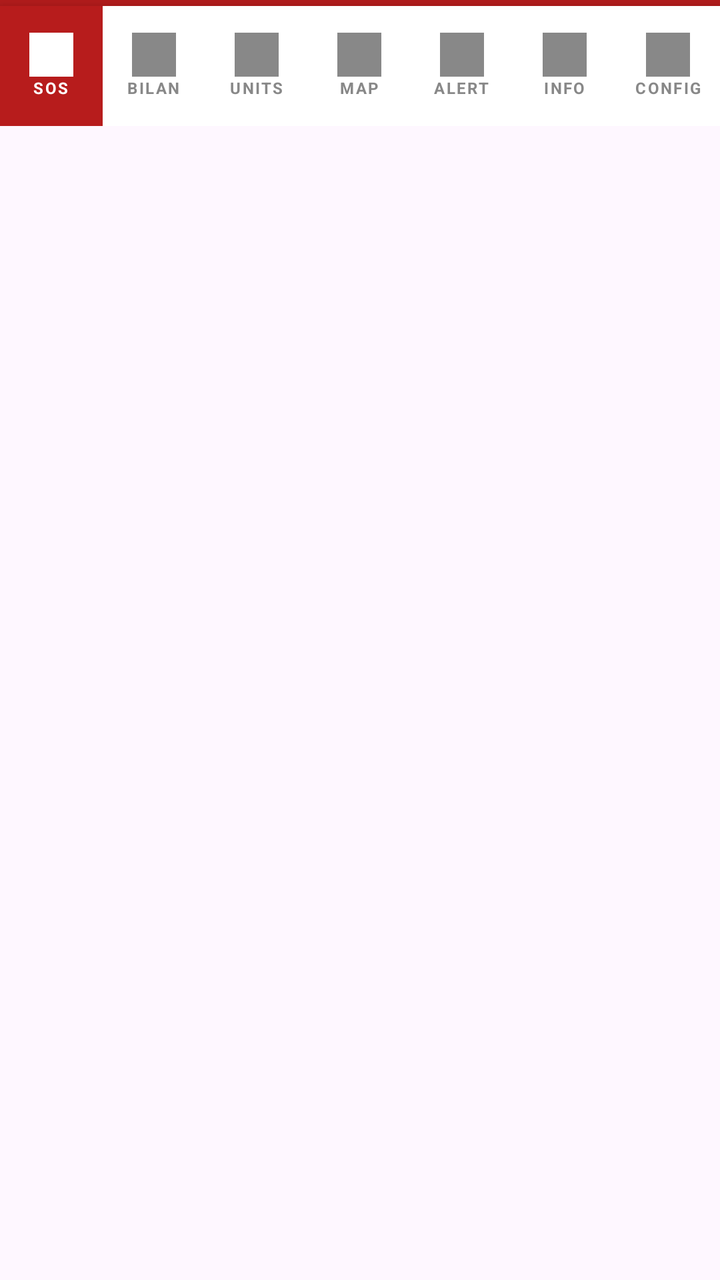
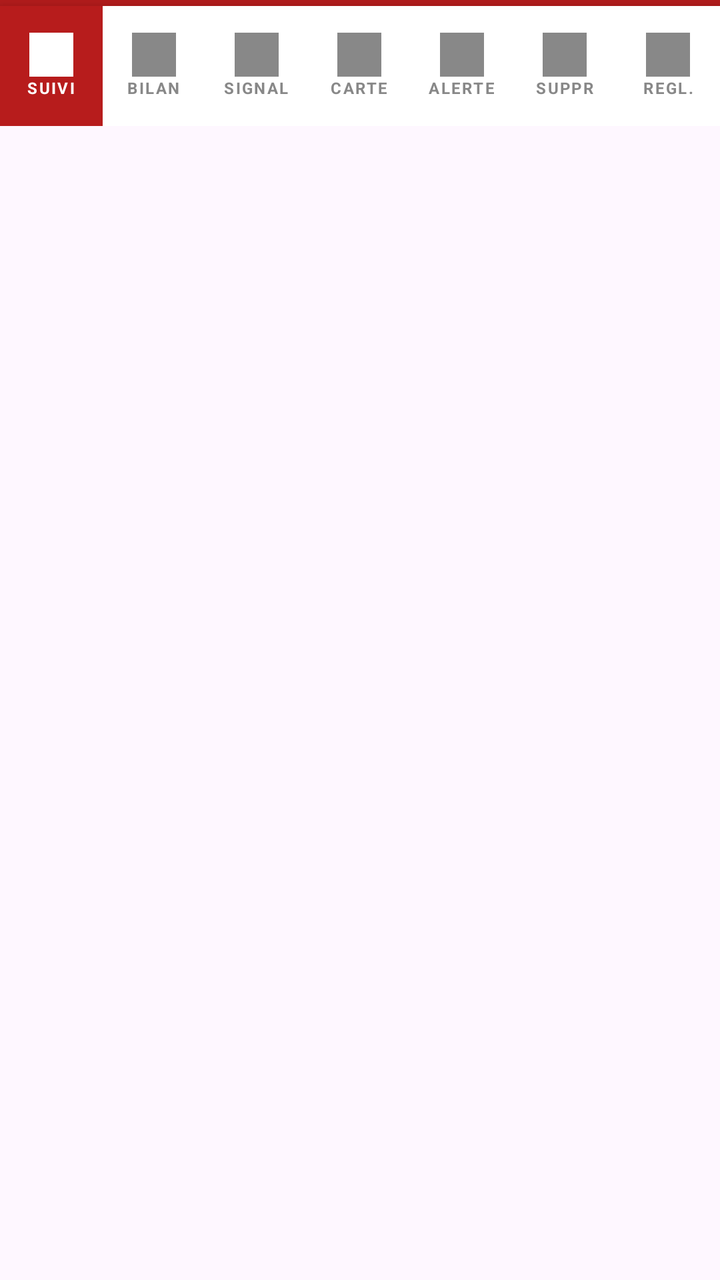

An Android layout rendered at two revisions. The XML below is the earlier revision; the diff shows what the commit changed to produce the second picture.
<!-- AndroidManifest.xml: application theme Theme.MyApplication -->
<!-- res/layout/fragment_menu.xml -->
<?xml version="1.0" encoding="utf-8"?>
<FrameLayout xmlns:android="http://schemas.android.com/apk/res/android"
    xmlns:app="http://schemas.android.com/apk/res-auto"
    xmlns:tools="http://schemas.android.com/tools"
    android:layout_width="match_parent"
    android:layout_height="match_parent"
    tools:context=".menu.MenuFragment">

    <LinearLayout
        android:layout_width="match_parent"
        android:layout_height="wrap_content"
        android:orientation="vertical">

        
        <View
            android:layout_width="match_parent"
            android:layout_height="3dp"
            android:background="#B71C1C" />

        
        <LinearLayout
            android:layout_width="match_parent"
            android:layout_height="60dp"
            android:orientation="horizontal"
            android:background="#FFFFFF"
            android:elevation="8dp">

            
            <LinearLayout
                android:id="@+id/cmp0"
                android:layout_width="0dp"
                android:layout_height="match_parent"
                android:layout_weight="1"
                android:orientation="vertical"
                android:gravity="center"
                android:background="#B71C1C"
                android:padding="6dp">

                <ImageView
                    android:id="@+id/menu_component_0"
                    android:layout_width="22dp"
                    android:layout_height="22dp"
                    android:src="@drawable/menu0"
                    app:tint="#FFFFFF" />

                <TextView
                    android:layout_width="wrap_content"
                    android:layout_height="wrap_content"
                    android:text="SOS"
                    android:textColor="#FFFFFF"
                    android:textSize="8sp"
                    android:textStyle="bold"
                    android:letterSpacing="0.1" />
            </LinearLayout>

            
            <LinearLayout
                android:id="@+id/cmp1"
                android:layout_width="0dp"
                android:layout_height="match_parent"
                android:layout_weight="1"
                android:orientation="vertical"
                android:gravity="center"
                android:padding="6dp">

                <ImageView
                    android:id="@+id/menu_component_1"
                    android:layout_width="22dp"
                    android:layout_height="22dp"
                    android:src="@drawable/menu1"
                    app:tint="#888888" />

                <TextView
                    android:layout_width="wrap_content"
                    android:layout_height="wrap_content"
                    android:text="BILAN"
                    android:textColor="#888888"
                    android:textSize="8sp"
                    android:textStyle="bold"
                    android:letterSpacing="0.1" />
            </LinearLayout>

            
            <LinearLayout
                android:id="@+id/cmp2"
                android:layout_width="0dp"
                android:layout_height="match_parent"
                android:layout_weight="1"
                android:orientation="vertical"
                android:gravity="center"
                android:padding="6dp">

                <ImageView
                    android:id="@+id/menu_component_2"
                    android:layout_width="22dp"
                    android:layout_height="22dp"
                    android:src="@drawable/menu2"
                    app:tint="#888888" />

                <TextView
                    android:layout_width="wrap_content"
                    android:layout_height="wrap_content"
                    android:text="UNITS"
                    android:textColor="#888888"
                    android:textSize="8sp"
                    android:textStyle="bold"
                    android:letterSpacing="0.1" />
            </LinearLayout>

            
            <LinearLayout
                android:id="@+id/cmp3"
                android:layout_width="0dp"
                android:layout_height="match_parent"
                android:layout_weight="1"
                android:orientation="vertical"
                android:gravity="center"
                android:padding="6dp">

                <ImageView
                    android:id="@+id/menu_component_3"
                    android:layout_width="22dp"
                    android:layout_height="22dp"
                    android:src="@drawable/menu3"
                    app:tint="#888888" />

                <TextView
                    android:layout_width="wrap_content"
                    android:layout_height="wrap_content"
                    android:text="MAP"
                    android:textColor="#888888"
                    android:textSize="8sp"
                    android:textStyle="bold"
                    android:letterSpacing="0.1" />
            </LinearLayout>

            
            <LinearLayout
                android:id="@+id/cmp4"
                android:layout_width="0dp"
                android:layout_height="match_parent"
                android:layout_weight="1"
                android:orientation="vertical"
                android:gravity="center"
                android:padding="6dp">

                <ImageView
                    android:id="@+id/menu_component_4"
                    android:layout_width="22dp"
                    android:layout_height="22dp"
                    android:src="@drawable/menu4"
                    app:tint="#888888" />

                <TextView
                    android:layout_width="wrap_content"
                    android:layout_height="wrap_content"
                    android:text="ALERT"
                    android:textColor="#888888"
                    android:textSize="8sp"
                    android:textStyle="bold"
                    android:letterSpacing="0.1" />
            </LinearLayout>

            
            <LinearLayout
                android:id="@+id/cmp5"
                android:layout_width="0dp"
                android:layout_height="match_parent"
                android:layout_weight="1"
                android:orientation="vertical"
                android:gravity="center"
                android:padding="6dp">

                <ImageView
                    android:id="@+id/menu_component_5"
                    android:layout_width="22dp"
                    android:layout_height="22dp"
                    android:src="@drawable/menu5"
                    app:tint="#888888" />

                <TextView
                    android:layout_width="wrap_content"
                    android:layout_height="wrap_content"
                    android:text="INFO"
                    android:textColor="#888888"
                    android:textSize="8sp"
                    android:textStyle="bold"
                    android:letterSpacing="0.1" />
            </LinearLayout>

            
            <LinearLayout
                android:id="@+id/cmp6"
                android:layout_width="0dp"
                android:layout_height="match_parent"
                android:layout_weight="1"
                android:orientation="vertical"
                android:gravity="center"
                android:padding="6dp">

                <ImageView
                    android:id="@+id/menu_component_6"
                    android:layout_width="22dp"
                    android:layout_height="22dp"
                    android:src="@drawable/menu6"
                    app:tint="#888888" />

                <TextView
                    android:layout_width="wrap_content"
                    android:layout_height="wrap_content"
                    android:text="CONFIG"
                    android:textColor="#888888"
                    android:textSize="8sp"
                    android:textStyle="bold"
                    android:letterSpacing="0.1" />
            </LinearLayout>

        </LinearLayout>
    </LinearLayout>

</FrameLayout>
<!-- resources referenced by this layout -->
<resources>
  <!-- drawable menu0: png bitmap (drawable, 189126 bytes) -->
  <!-- drawable menu1: png bitmap (drawable, 45257 bytes) -->
  <!-- drawable menu2: png bitmap (drawable, 129251 bytes) -->
  <!-- drawable menu3: png bitmap (drawable, 157508 bytes) -->
  <!-- drawable menu4: png bitmap (drawable, 167564 bytes) -->
  <!-- drawable menu5: png bitmap (drawable, 151706 bytes) -->
  <!-- drawable menu6: png bitmap (drawable, 147141 bytes) -->
  <style name="Theme.MyApplication" parent="Base.Theme.MyApplication" />
  <style name="Base.Theme.MyApplication" parent="Theme.Material3.DayNight.NoActionBar">
          
          
      </style>
</resources>

<!-- the commit's change to res/layout/fragment_menu.xml (unified diff, before → after) -->
@@ -46,7 +46,7 @@
                 <TextView
                     android:layout_width="wrap_content"
                     android:layout_height="wrap_content"
-                    android:text="SOS"
+                    android:text="SUIVI"
                     android:textColor="#FFFFFF"
                     android:textSize="8sp"
                     android:textStyle="bold"
@@ -100,7 +100,7 @@
                 <TextView
                     android:layout_width="wrap_content"
                     android:layout_height="wrap_content"
-                    android:text="UNITS"
+                    android:text="SIGNAL"
                     android:textColor="#888888"
                     android:textSize="8sp"
                     android:textStyle="bold"
@@ -127,7 +127,7 @@
                 <TextView
                     android:layout_width="wrap_content"
                     android:layout_height="wrap_content"
-                    android:text="MAP"
+                    android:text="CARTE"
                     android:textColor="#888888"
                     android:textSize="8sp"
                     android:textStyle="bold"
@@ -154,7 +154,7 @@
                 <TextView
                     android:layout_width="wrap_content"
                     android:layout_height="wrap_content"
-                    android:text="ALERT"
+                    android:text="ALERTE"
                     android:textColor="#888888"
                     android:textSize="8sp"
                     android:textStyle="bold"
@@ -181,7 +181,7 @@
                 <TextView
                     android:layout_width="wrap_content"
                     android:layout_height="wrap_content"
-                    android:text="INFO"
+                    android:text="SUPPR"
                     android:textColor="#888888"
                     android:textSize="8sp"
                     android:textStyle="bold"
@@ -208,7 +208,7 @@
                 <TextView
                     android:layout_width="wrap_content"
                     android:layout_height="wrap_content"
-                    android:text="CONFIG"
+                    android:text="REGL."
                     android:textColor="#888888"
                     android:textSize="8sp"
                     android:textStyle="bold"
